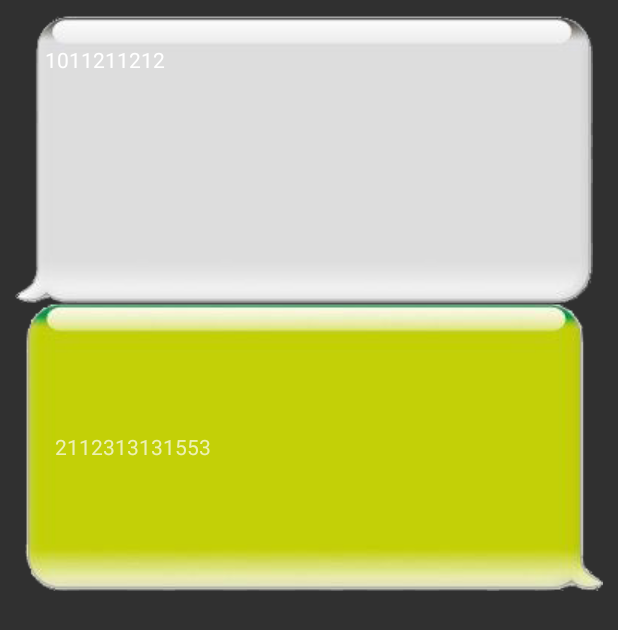
After one commit to 31702160110/wx, an Android app: the layout leftandright.xml on its own in the app's theme, with its tools: preview values and no code run, on a phone screen of 412 x 824 dp. The commit adds this screen. Shown: the top 630 px of the screen. Run offline under Robolectric (Android 15) with nearby library versions, the phone set to English and light mode, and no system bars.

Commit message:
初步聊天

```diff
--- /dev/null
+++ b/app/src/main/res/layout/leftandright.xml
@@ -0,0 +1,44 @@
+<?xml version="1.0" encoding="utf-8"?>
+<LinearLayout xmlns:android="http://schemas.android.com/apk/res/android"
+    android:layout_width="match_parent"
+    android:layout_height="match_parent"
+    android:orientation="vertical"
+    android:padding="10dp">
+
+    <LinearLayout
+        android:id="@+id/left_layout"
+        android:layout_width="wrap_content"
+        android:layout_height="wrap_content"
+        android:layout_gravity="left"
+        android:background="@drawable/left">
+
+        <TextView
+            android:id="@+id/left_msg"
+            android:layout_width="wrap_content"
+            android:layout_height="wrap_content"
+            android:gravity="center"
+            android:layout_margin="20dp"
+            android:textColor="#fff"
+            android:text="1011211212"/>
+
+    </LinearLayout>
+
+    <LinearLayout
+        android:id="@+id/right_Layout"
+        android:layout_width="wrap_content"
+        android:layout_height="wrap_content"
+        android:layout_gravity="right"
+        android:background="@drawable/right"
+        >
+
+        <TextView
+            android:id="@+id/right_msg"
+            android:layout_width="wrap_content"
+            android:layout_height="wrap_content"
+            android:layout_gravity="center"
+            android:layout_margin="20dp"
+            android:text="2112313131553"/>
+
+    </LinearLayout>
+
+</LinearLayout>
--- a/app/src/main/res/values/styles.xml
+++ b/app/src/main/res/values/styles.xml
@@ -1,14 +1,14 @@
 <resources>
 
     <!-- Base application theme. -->
-    <style name="AppTheme" parent="Theme.AppCompat.Light.DarkActionBar">
+    <style name="AppTheme" parent="Theme.AppCompat">
         <!-- Customize your theme here. -->
         <item name="colorPrimary">@color/colorPrimary</item>
         <item name="colorPrimaryDark">@color/colorPrimaryDark</item>
         <item name="colorAccent">@color/colorAccent</item>
     </style>
 
-    <style name="NoAppTheme" parent="Theme.AppCompat.Light.NoActionBar">
+    <style name="NoAppTheme" parent="Theme.AppCompat.NoActionBar">
         <!-- Customize your theme here. -->
         <item name="colorPrimary">@color/colorPrimary</item>
         <item name="colorPrimaryDark">@color/colorPrimaryDark</item>
```
Also changed, not shown: app/src/main/java/com/example/administrator/myapplication/chat.java (+100 -1 lines), app/src/main/java/com/example/administrator/myapplication/db.java (added, +23 -0 lines), app/src/main/res/layout/item.xml (added, +38 -0 lines), app/src/main/res/layout/login.xml (+3 -5 lines), app/src/main/res/layout/register.xml (+4 -11 lines), app/src/main/res/drawable/left.9.png (added), app/src/main/res/drawable/right.9.png (added).
